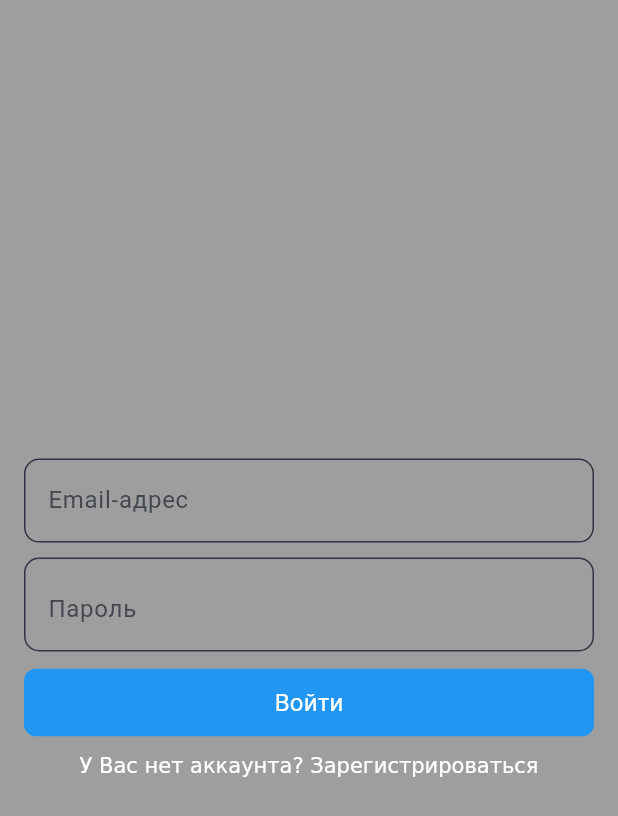
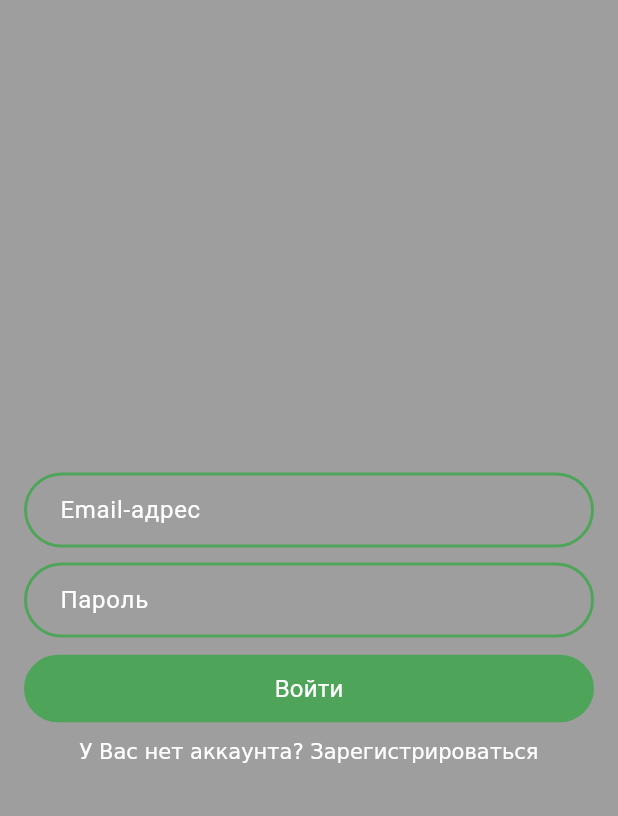
Before and after one commit to Project-DogsAndCat/DogsAndCat, a Flutter app: the LoginPage screen opened by its route, on a phone screen of 412 x 824 dp. Shown: the top 816 px of the screen. Run offline on Flutter 3.47's test engine with Material 3 defaults, Android fonts, the phone set to English and light mode, and no system bars; our stand-ins replace flutter_bloc, flutter_svg, fpdart, freezed_annotation, get_it, go_router and 2 more; accounts and stored records are empty.

Commit message:
Front-end для страницы регистрации

```diff
--- a/dogs_and_cats/lib/core/routes/routes.dart
+++ b/dogs_and_cats/lib/core/routes/routes.dart
@@ -13,7 +13,7 @@ import 'package:supabase_flutter/supabase_flutter.dart';
 final session = getIt<SupabaseClient>().auth.currentSession;
 
 final GoRouter router = GoRouter(
-    initialLocation: session == null ? '/register' : '/search',
+    initialLocation: session != null ? '/register' : '/search',
     routes: [
       GoRoute(
           name: RoutesNames.register,
--- a/dogs_and_cats/lib/core/theme/app_colors.dart
+++ b/dogs_and_cats/lib/core/theme/app_colors.dart
@@ -1,7 +1,8 @@
 import 'package:flutter/material.dart';
 
 class AppColors {
-  static const Color backGroundColor = Color(0xff141A31);
+  static const Color backGroundColor = Color(0xff232323);
+  static const Color primaryColor = Color(0xff4EA55A);
   static const Color appBarColor = Color(0xff1E2746);
   static const Color appColor = Colors.blue;
   static const Color borderColor = Color.fromRGBO(52, 51, 67, 1);
--- /dev/null
+++ b/dogs_and_cats/lib/core/theme/app_images.dart
@@ -0,0 +1,7 @@
+import 'package:flutter_svg/svg.dart';
+
+final SvgPicture appLogo = SvgPicture.asset(
+  'assets/images/logo.svg',
+  width: 270,
+  height: 270,
+);
--- a/dogs_and_cats/lib/core/widgets/custom_text_form_field.dart
+++ b/dogs_and_cats/lib/core/widgets/custom_text_form_field.dart
@@ -9,13 +9,13 @@ class CustomTextFormField extends StatelessWidget {
       required this.keyboardType,
       required this.obscureText,
       required this.hintText,
-      this.suffix});
+      this.suffixIcon});
   final TextEditingController controller;
   final String? Function(String? val) validator;
   final TextInputType keyboardType;
   final bool obscureText;
   final String hintText;
-  final Widget? suffix;
+  final Widget? suffixIcon;
   @override
   Widget build(BuildContext context) {
     return TextFormField(
@@ -23,37 +23,46 @@ class CustomTextFormField extends StatelessWidget {
       controller: controller,
       keyboardType: keyboardType,
       validator: validator,
+      style: TextStyle(
+        color: AppColors.whiteColor,
+      ),
       decoration: InputDecoration(
-        suffix: suffix,
+        suffixIcon: suffixIcon,
         hintText: hintText,
-        hintStyle: TextStyle(fontWeight: FontWeight.w400),
+        hintStyle:
+            TextStyle(fontWeight: FontWeight.w400, color: AppColors.whiteColor),
+        errorStyle: TextStyle(
+          fontSize: 11,
+        ),
+        contentPadding:
+            const EdgeInsets.symmetric(vertical: 13, horizontal: 20),
         border: OutlineInputBorder(
           borderSide: BorderSide(
-            color: AppColors.borderColor,
-            width: 1,
+            color: AppColors.primaryColor,
+            width: 2.0,
           ),
-          borderRadius: BorderRadius.circular(10.0),
+          borderRadius: BorderRadius.circular(25.0),
         ),
         enabledBorder: OutlineInputBorder(
           borderSide: BorderSide(
-            color: AppColors.borderColor,
-            width: 1,
+            color: AppColors.primaryColor,
+            width: 2.0,
           ),
-          borderRadius: BorderRadius.circular(10.0),
+          borderRadius: BorderRadius.circular(25.0),
         ),
         focusedBorder: OutlineInputBorder(
           borderSide: BorderSide(
-            color: AppColors.appColor,
-            width: 1,
+            color: AppColors.primaryColor,
+            width: 2.0,
           ),
-          borderRadius: BorderRadius.circular(10.0),
+          borderRadius: BorderRadius.circular(25.0),
         ),
         errorBorder: OutlineInputBorder(
           borderSide: BorderSide(
             color: AppColors.errorColor,
-            width: 1,
+            width: 2.0,
           ),
-          borderRadius: BorderRadius.circular(10.0),
+          borderRadius: BorderRadius.circular(25.0),
         ),
       ),
     );
--- a/dogs_and_cats/lib/core/widgets/rounded_elevated_button.dart
+++ b/dogs_and_cats/lib/core/widgets/rounded_elevated_button.dart
@@ -9,7 +9,7 @@ class RoundedElevatedButton extends StatelessWidget {
       {super.key,
       required this.buttonText,
       this.onPressed,
-        this.color = AppColors.appColor});
+      this.color = AppColors.primaryColor});
   final String buttonText;
   final Function()? onPressed;
   final Color color;
@@ -24,7 +24,7 @@ class RoundedElevatedButton extends StatelessWidget {
         shape: const WidgetStatePropertyAll(
           RoundedRectangleBorder(
             borderRadius: BorderRadius.all(
-              Radius.circular(8),
+              Radius.circular(25.0),
             ),
           ),
         ),
@@ -37,13 +37,11 @@ class RoundedElevatedButton extends StatelessWidget {
       ),
       child: BlocBuilder<AuthBloc, AuthState>(
         builder: (context, state) {
-          return state.maybeMap(
-              loading: (_) {
+          return state.maybeMap(loading: (_) {
             return CircularProgressIndicator(
               color: Colors.white,
             );
-              },
-              orElse: () {
+          }, orElse: () {
             return Text(
               buttonText,
               style: const TextStyle(
@@ -51,8 +49,7 @@ class RoundedElevatedButton extends StatelessWidget {
                   fontWeight: FontWeight.w400,
                   fontSize: 16),
             );
-              }
-          );
+          });
         },
       ),
     );
--- a/dogs_and_cats/lib/presentation/auth/pages/login_page.dart
+++ b/dogs_and_cats/lib/presentation/auth/pages/login_page.dart
@@ -100,7 +100,7 @@ class _LoginPageState extends State<LoginPage> {
                           keyboardType: TextInputType.visiblePassword,
                           obscureText: !isPasswordVisible,
                           hintText: AppString.password,
-                          suffix: InkWell(
+                          suffixIcon: InkWell(
                             onTap: () {
                               setState(() {
                                 isPasswordVisible = !isPasswordVisible;
--- a/dogs_and_cats/lib/presentation/auth/pages/register_page.dart
+++ b/dogs_and_cats/lib/presentation/auth/pages/register_page.dart
@@ -1,4 +1,5 @@
 import 'package:dogs_and_cats/core/theme/app_colors.dart';
+import 'package:dogs_and_cats/core/theme/app_images.dart';
 import 'package:dogs_and_cats/core/utils/app_strings.dart';
 import 'package:dogs_and_cats/core/widgets/custom_text_form_field.dart';
 import 'package:dogs_and_cats/presentation/auth/bloc/auth_bloc.dart';
@@ -45,11 +46,13 @@ class _RegisterPageState extends State<RegisterPage> {
   @override
   Widget build(BuildContext context) {
     return Scaffold(
-      body: Center(
+      backgroundColor: AppColors.backGroundColor,
+      body: SingleChildScrollView(
+        child: Center(
+          child: SafeArea(
             child: Padding(
               padding: const EdgeInsets.symmetric(
                 horizontal: 16,
-            vertical: 10,
               ),
               child: BlocListener<AuthBloc, AuthState>(
                 listener: (context, state) {
@@ -71,6 +74,10 @@ class _RegisterPageState extends State<RegisterPage> {
                   child: Column(
                     mainAxisAlignment: MainAxisAlignment.center,
                     children: [
+                      Align(alignment: Alignment.topLeft, child: appLogo),
+                      SizedBox(
+                        height: 60,
+                      ),
                       CustomTextFormField(
                         controller: _firstNameController,
                         validator: (value) {
@@ -130,7 +137,7 @@ class _RegisterPageState extends State<RegisterPage> {
                         keyboardType: TextInputType.visiblePassword,
                         obscureText: !isPasswordVisible,
                         hintText: AppString.password,
-                    suffix: InkWell(
+                        suffixIcon: InkWell(
                           onTap: () {
                             setState(() {
                               isPasswordVisible = !isPasswordVisible;
@@ -141,11 +148,12 @@ class _RegisterPageState extends State<RegisterPage> {
                                 ? Icons.visibility
                                 : Icons.visibility_off,
                             color: AppColors.greyColor,
+                            size: 18,
                           ),
                         ),
                       ),
                       const SizedBox(
-                    height: 10,
+                        height: 50,
                       ),
                       RoundedElevatedButton(
                         buttonText: AppString.register,
@@ -185,6 +193,8 @@ class _RegisterPageState extends State<RegisterPage> {
               ),
             ),
           ),
+        ),
+      ),
     );
   }
 }
--- a/dogs_and_cats/pubspec.yaml
+++ b/dogs_and_cats/pubspec.yaml
@@ -47,6 +47,7 @@ dependencies:
   auto_route_generator: ^10.0.1
   riverpod: ^2.6.1
   shared_preferences: ^2.5.2
+  flutter_svg: ^2.0.17
 
 dev_dependencies:
   flutter_test:
@@ -73,9 +74,8 @@ flutter:
   uses-material-design: true
 
   # To add assets to your application, add an assets section, like this:
-  # assets:
-  #   - images/a_dot_burr.jpeg
-  #   - images/a_dot_ham.jpeg
+  assets:
+    - assets/images/
 
   # An image asset can refer to one or more resolution-specific "variants", see
   # https://flutter.dev/to/resolution-aware-images
```
Also changed, not shown: dogs_and_cats/assets/images/logo.svg (added), dogs_and_cats/pubspec.lock. Lines whose indentation alone changed are shown as unchanged.
